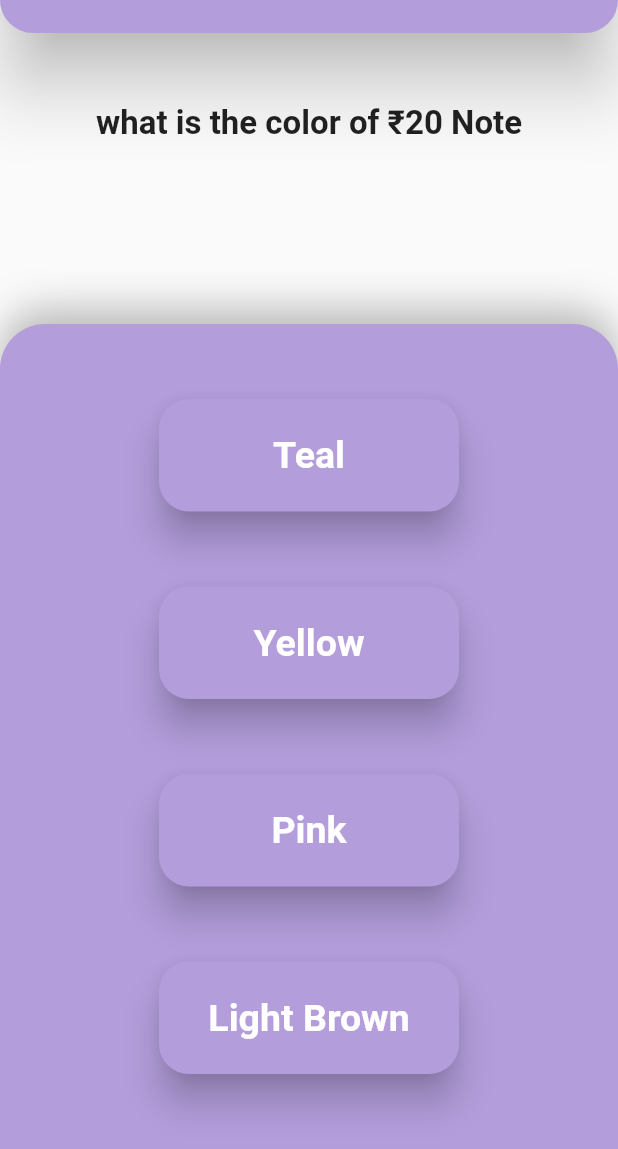
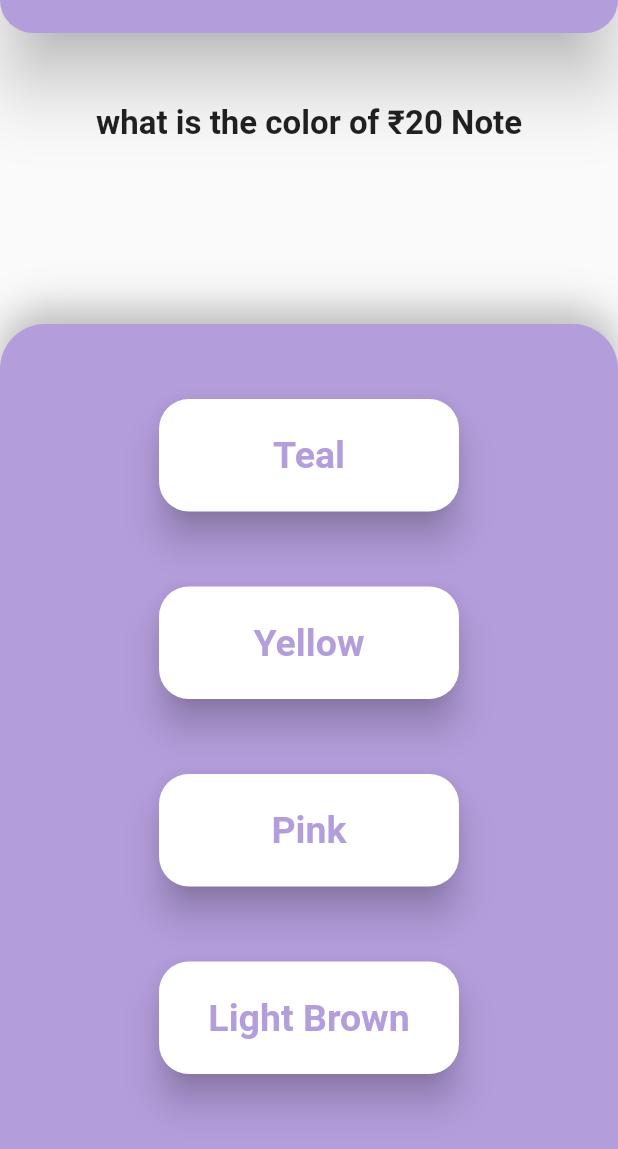
Before and after one commit to pradeep1710/QuizApp, a Flutter app: the screen it shows after launch, after a tap on "Start", on a phone screen of 412 x 824 dp, the part 87-1236 px from its top. Run offline on Flutter 3.47's test engine with Material 2 defaults, Android fonts, the light colour scheme and no system bars.

Commit message:
fixed button colors

```diff
--- a/lib/option.dart
+++ b/lib/option.dart
@@ -23,8 +23,8 @@ class Option extends StatelessWidget {
               elevation: 10,
               shape: RoundedRectangleBorder(
                   borderRadius: BorderRadius.circular(20)),
-              foregroundColor: Colors.white,
-              backgroundColor: Colors.deepPurple[200],
+              backgroundColor: Colors.white,
+              foregroundColor: Colors.deepPurple[200],
               textStyle:
                   const TextStyle(fontSize: 25, fontWeight: FontWeight.bold)),
           onPressed: () {
--- a/lib/start_page.dart
+++ b/lib/start_page.dart
@@ -46,7 +46,7 @@ class StartPage extends StatelessWidget {
               width: 150,
               child: ElevatedButton(
                   style: ElevatedButton.styleFrom(
-                      backgroundColor: Colors.deepPurple[200], foregroundColor: Colors.white),
+                      foregroundColor: Colors.deepPurple[200], backgroundColor: Colors.white),
                   onPressed: startQuiz,
                   child: const Text(
                     "Start",
```
